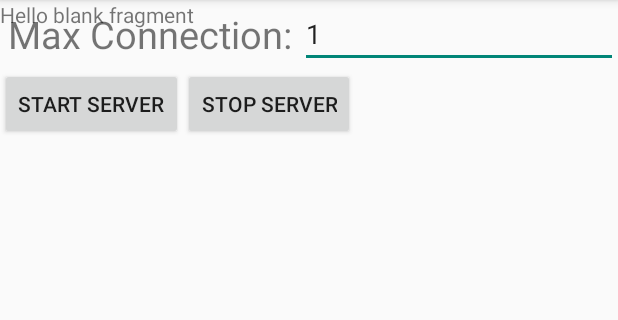
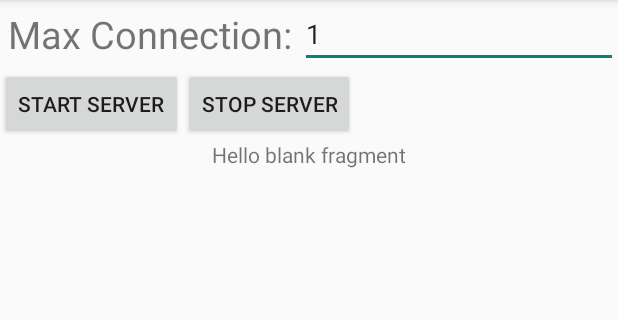
Before and after one commit to fzn0268/RemoteFileManager, an Android app: the layout fragment_server.xml on its own in the app's theme, with its tools: preview values and no code run, on a phone screen of 412 x 824 dp, the part 84-404 px from its top. Run offline under Robolectric (Android 15) with nearby library versions, the phone set to English and light mode, and no system bars.

Commit message:
Update Layout of ServerFragment

```diff
--- a/app/src/main/java/fzn/projects/android/remotefilemanager/Server.java
+++ b/app/src/main/java/fzn/projects/android/remotefilemanager/Server.java
@@ -13,7 +13,6 @@ import java.net.InetAddress;
 import java.net.ServerSocket;
 import java.net.Socket;
 import java.util.Map;
-import java.util.Set;
 
 /**
  * Created by FzN on 2015/9/20.
--- a/app/src/main/res/layout/fragment_client.xml
+++ b/app/src/main/res/layout/fragment_client.xml
@@ -6,8 +6,8 @@
 
     <!-- TODO: Update blank fragment layout -->
     <TextView
-        android:layout_width="match_parent"
-        android:layout_height="match_parent"
+        android:layout_width="wrap_content"
+        android:layout_height="wrap_content"
         android:layout_centerInParent="true"
         android:text="@string/hello_blank_fragment" />
 
--- a/app/src/main/res/layout/fragment_server.xml
+++ b/app/src/main/res/layout/fragment_server.xml
@@ -5,11 +5,6 @@
     tools:context="fzn.projects.android.remotefilemanager.ServerFragment">
 
     <!-- TODO: Update blank fragment layout -->
-    <TextView
-        android:layout_width="match_parent"
-        android:layout_height="match_parent"
-        android:layout_centerInParent="true"
-        android:text="@string/hello_blank_fragment" />
 
     <TextView
         android:layout_width="wrap_content"
@@ -50,10 +45,22 @@
 
     </LinearLayout>
 
-    <ListView
+    <FrameLayout
         android:layout_width="match_parent"
         android:layout_height="wrap_content"
-        android:id="@+id/lvClient"
-        android:layout_below="@id/serverButtons" />
+        android:layout_below="@id/serverButtons">
+
+        <TextView
+            android:layout_width="wrap_content"
+            android:layout_height="wrap_content"
+            android:layout_gravity="center"
+            android:text="@string/hello_blank_fragment" />
+
+        <ListView
+            android:layout_width="match_parent"
+            android:layout_height="wrap_content"
+            android:id="@+id/lvClient" />
+
+    </FrameLayout>
 
 </RelativeLayout>
```
